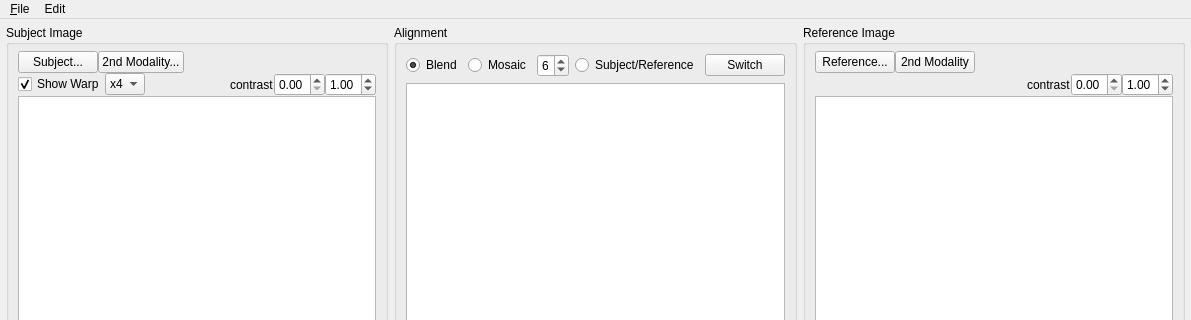
Qt form regtoolbox.ui (frankyeh/DSI-Studio) before a commit; both pictures show x 0 to 1191 and y 0 to 320 of the 1191 by 585 pixel window.
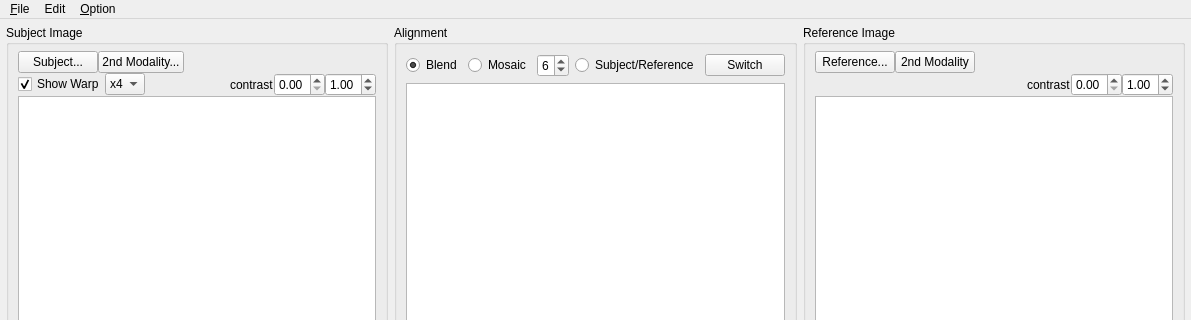
The same form after that commit. Icons and pictures are not drawn.

Commit message: revise regtool GUI

```diff
--- a/regtoolbox.ui
+++ b/regtoolbox.ui
@@ -6,7 +6,7 @@
    <rect>
     <x>0</x>
     <y>0</y>
-    <width>1147</width>
+    <width>1175</width>
     <height>585</height>
    </rect>
   </property>
@@ -923,7 +923,7 @@
     <rect>
      <x>0</x>
      <y>0</y>
-     <width>1147</width>
+     <width>1175</width>
      <height>22</height>
     </rect>
    </property>
@@ -945,8 +945,15 @@
     <addaction name="actionRemove_Background"/>
     <addaction name="actionSmooth_Subject"/>
    </widget>
+   <widget class="QMenu" name="menu_Option">
+    <property name="title">
+     <string>&amp;Option</string>
+    </property>
+    <addaction name="actionDual_Modality"/>
+   </widget>
    <addaction name="menu_Open"/>
    <addaction name="menuEdit"/>
+   <addaction name="menu_Option"/>
   </widget>
   <action name="actionRemove_Skull">
    <property name="text">
```
Left out of the diff: 10 changed lines with no effect on the pictures. The commit also changes 2 other files.
